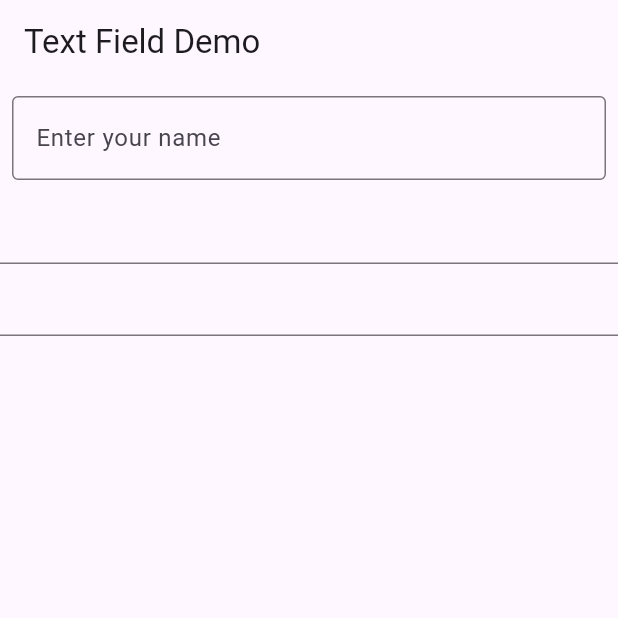
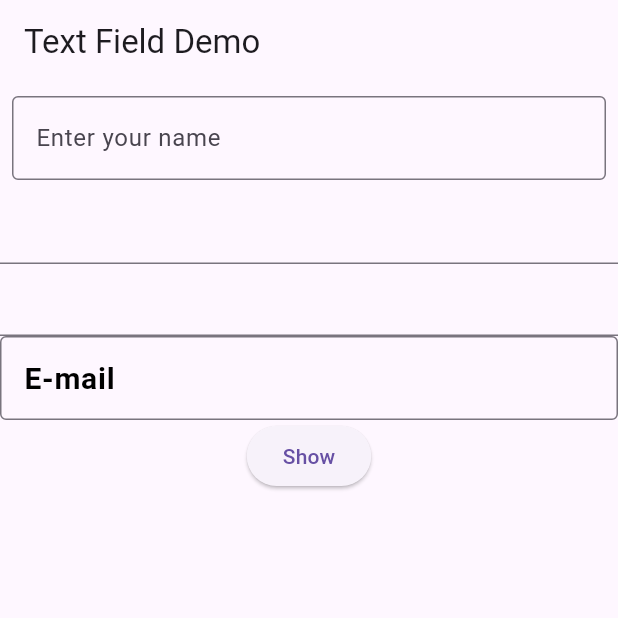
Before and after one commit to farhanmahmud21/Ostad_TextFeild_Demo, a Flutter app: the screen it shows after launch, on a phone screen of 412 x 824 dp, the top half of it. Run offline on Flutter 3.47's test engine with Material 3 defaults, Android fonts, the light colour scheme and no system bars.

Commit message:
new feature added

```diff
--- a/lib/main.dart
+++ b/lib/main.dart
@@ -1,4 +1,5 @@
 import 'package:flutter/material.dart';
+import 'package:flutter/widgets.dart';
 
 void main() {
   runApp(const MyApp());
@@ -10,6 +11,11 @@ class MyApp extends StatelessWidget {
   // This widget is the root of your application.
   @override
   Widget build(BuildContext context) {
+    TextEditingController _usernameController = TextEditingController();
+    const borderSide = BorderSide(
+      color: Colors.black,
+      width: 3,
+    );
     return MaterialApp(
       home: Scaffold(
         appBar: AppBar(
@@ -48,7 +54,33 @@ class MyApp extends StatelessWidget {
               onChanged: (value) {
                 print(value);
               },
-            )
+            ),
+            TextField(
+              controller: _usernameController,
+              decoration: const InputDecoration(
+                label: Text(
+                  'E-mail',
+                  style: TextStyle(
+                      color: Colors.black,
+                      fontWeight: FontWeight.bold,
+                      fontSize: 20),
+                ),
+                border: OutlineInputBorder(
+                  borderSide: BorderSide(color: Colors.black, width: 1),
+                ),
+                focusedBorder: OutlineInputBorder(
+                  borderSide: borderSide,
+                ),
+                // enabledBorder: OutlineInputBorder(
+                //     borderSide: BorderSide(color: Colors.red))),
+              ),
+            ),
+            ElevatedButton(
+                onPressed: () {
+                  print(_usernameController.text);
+                  _usernameController.clear();
+                },
+                child: Text('Show'))
           ],
         ),
       ),
```
